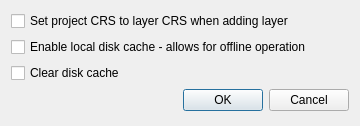
The window that ui_loadtmslayer.ui (etiennesky/loadtmslayer) describes before a commit, drawn with Qt 5.
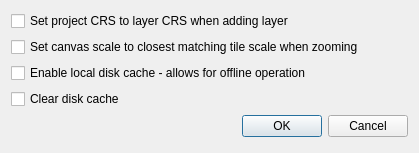
The same window after the commit.

The edit to the form file:
```diff
--- a/ui_loadtmslayer.ui
+++ b/ui_loadtmslayer.ui
@@ -6,8 +6,8 @@
    <rect>
     <x>0</x>
     <y>0</y>
-    <width>360</width>
-    <height>126</height>
+    <width>419</width>
+    <height>153</height>
    </rect>
   </property>
   <property name="windowTitle">
@@ -21,6 +21,13 @@
      </property>
     </widget>
    </item>
+   <item>
+    <widget class="QCheckBox" name="checkBoxUpdateScale">
+     <property name="text">
+      <string>Set canvas scale to closest matching tile scale when zooming</string>
+     </property>
+    </widget>
+   </item>
    <item>
     <widget class="QCheckBox" name="checkBoxUseCache">
      <property name="text">
```
